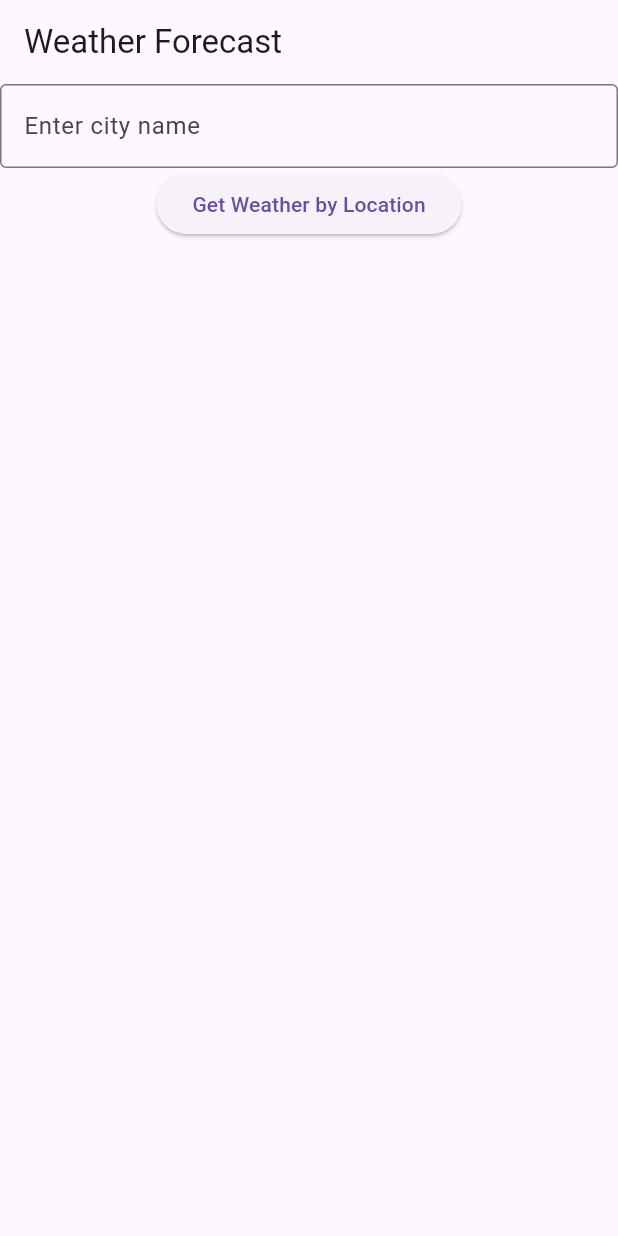
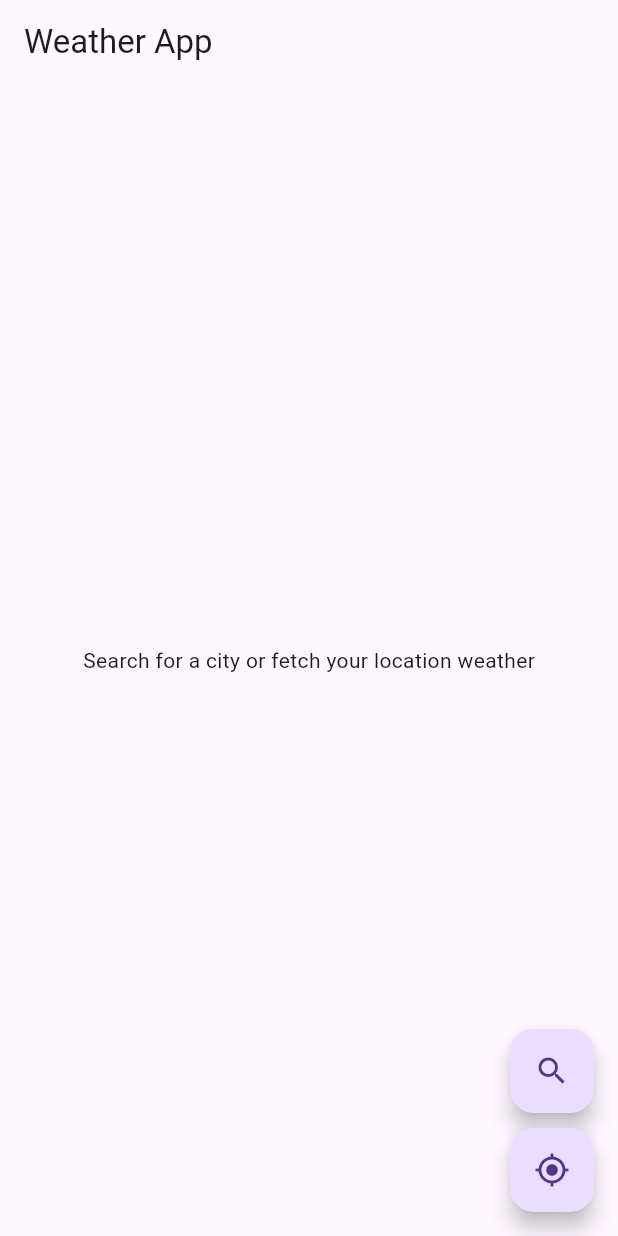
Before and after one commit to Weber-droid/weather-app, a Flutter app: the screen it shows after launch, on a phone screen of 412 x 824 dp. Run offline on Flutter 3.47's test engine with Material 3 defaults, Android fonts, the phone set to English and light mode, and no system bars; our stand-ins replace geolocator.

Commit message:
Bug fixes

```diff
--- a/weather_app/lib/main.dart
+++ b/weather_app/lib/main.dart
@@ -5,22 +5,9 @@ import 'screens/home_screen.dart';
 
 void main() {
   runApp(
-    MultiProvider(
-      providers: [
-        ChangeNotifierProvider(create: (_) => WeatherProvider()),
-      ],
-      child: MyApp(),
+    ChangeNotifierProvider(
+      create: (_) => WeatherProvider(),
+      child: MaterialApp(debugShowCheckedModeBanner: false, home: HomeScreen()),
     ),
   );
 }
-
-class MyApp extends StatelessWidget {
-  @override
-  Widget build(BuildContext context) {
-    return MaterialApp(
-      title: 'Weather Forecast',
-      theme: ThemeData(primarySwatch: Colors.blue),
-      home: HomeScreen(),
-    );
-  }
-}
--- /dev/null
+++ b/weather_app/lib/models/weather.dart
@@ -0,0 +1,45 @@
+class Weather {
+  final String city;
+  final double temperature;
+  final String description;
+  final String icon;
+  final List<Forecast> forecast;
+
+  Weather({
+    required this.city,
+    required this.temperature,
+    required this.description,
+    required this.icon,
+    required this.forecast,
+  });
+
+  factory Weather.fromJson(Map<String, dynamic> json) {
+    List<Forecast> forecastData = (json['list'] as List)
+        .map((e) => Forecast.fromJson(e))
+        .toList();
+
+    return Weather(
+      city: json['city']['name'],
+      temperature: json['list'][0]['main']['temp'].toDouble(),
+      description: json['list'][0]['weather'][0]['description'],
+      icon: json['list'][0]['weather'][0]['icon'],
+      forecast: forecastData,
+    );
+  }
+}
+
+class Forecast {
+  final DateTime date;
+  final double temperature;
+  final String icon;
+
+  Forecast({required this.date, required this.temperature, required this.icon});
+
+  factory Forecast.fromJson(Map<String, dynamic> json) {
+    return Forecast(
+      date: DateTime.parse(json['dt_txt']),
+      temperature: json['main']['temp'].toDouble(),
+      icon: json['weather'][0]['icon'],
+    );
+  }
+}
--- a/weather_app/lib/models/weather_model.dart
+++ /dev/null
@@ -1,27 +0,0 @@
-class Weather {
-  final String cityName;
-  final double temperature;
-  final String condition;
-  final String icon;
-  final List<DailyForecast> forecast;
-
-  Weather({
-    required this.cityName,
-    required this.temperature,
-    required this.condition,
-    required this.icon,
-    required this.forecast,
-  });
-}
-
-class DailyForecast {
-  final String day;
-  final double temperature;
-  final String icon;
-
-  DailyForecast({
-    required this.day,
-    required this.temperature,
-    required this.icon,
-  });
-}
--- a/weather_app/lib/screens/home_screen.dart
+++ b/weather_app/lib/screens/home_screen.dart
@@ -1,9 +1,8 @@
 import 'package:flutter/material.dart';
 import 'package:provider/provider.dart';
 import '../providers/weather_provider.dart';
-import '../widgets/search_bar.dart';
-import '../widgets/weather_icon.dart';
-import '../widgets/forecast_list.dart';
+import '../widgets/weather_card.dart';
+import 'search_screen.dart';
 
 class HomeScreen extends StatelessWidget {
   @override
@@ -11,27 +10,26 @@ class HomeScreen extends StatelessWidget {
     final weatherProvider = Provider.of<WeatherProvider>(context);
 
     return Scaffold(
-      appBar: AppBar(title: Text('Weather Forecast')),
-      body: Column(
+      appBar: AppBar(title: Text('Weather App')),
+      body: weatherProvider.isLoading
+          ? Center(child: CircularProgressIndicator())
+          : weatherProvider.weather != null
+              ? WeatherCard(weather: weatherProvider.weather!)
+              : Center(child: Text('Search for a city or fetch your location weather')),
+      floatingActionButton: Column(
+        mainAxisAlignment: MainAxisAlignment.end,
         children: [
-          SearchBarr(onSearch: weatherProvider.fetchWeatherByCity),
-          ElevatedButton(
+          FloatingActionButton(
+            heroTag: 'search',
+            child: Icon(Icons.search),
+            onPressed: () => Navigator.push(context, MaterialPageRoute(builder: (_) => SearchScreen())),
+          ),
+          SizedBox(height: 10),
+          FloatingActionButton(
+            heroTag: 'location',
+            child: Icon(Icons.my_location),
             onPressed: weatherProvider.fetchWeatherByLocation,
-            child: Text('Get Weather by Location'),
           ),
-          if (weatherProvider.isLoading)
-            CircularProgressIndicator()
-          else if (weatherProvider.weather != null)
-            Expanded(
-              child: Column(
-                children: [
-                  Text(weatherProvider.weather!.cityName),
-                  Text('${weatherProvider.weather!.temperature}°C'),
-                  WeatherIcon(iconUrl: weatherProvider.weather!.icon),
-                  ForecastList(forecast: weatherProvider.weather!.forecast),
-                ],
-              ),
-            ),
         ],
       ),
     );
--- a/weather_app/lib/utils/constants.dart
+++ /dev/null
@@ -1,4 +0,0 @@
-class Constants {
-  static const String apiKey = 'YOUR_API_KEY';
-  static const String baseUrl = 'https://api.openweathermap.org/data/2.5';
-}
--- a/weather_app/lib/widgets/forecast_list.dart
+++ /dev/null
@@ -1,26 +0,0 @@
-import 'package:flutter/material.dart';
-import '../models/weather_model.dart';
-import 'weather_icon.dart';
-
-class ForecastList extends StatelessWidget {
-  final List<DailyForecast> forecast;
-
-  const ForecastList({required this.forecast});
-
-  @override
-  Widget build(BuildContext context) {
-    return ListView.builder(
-      shrinkWrap: true,
-      physics: NeverScrollableScrollPhysics(), // Disable scrolling
-      itemCount: forecast.length,
-      itemBuilder: (context, index) {
-        final dailyForecast = forecast[index];
-        return ListTile(
-          leading: WeatherIcon(iconUrl: dailyForecast.icon),
-          title: Text(dailyForecast.day),
-          subtitle: Text('${dailyForecast.temperature.toStringAsFixed(1)}°C'),
-        );
-      },
-    );
-  }
-}
--- a/weather_app/lib/widgets/search_bar.dart
+++ /dev/null
@@ -1,18 +0,0 @@
-import 'package:flutter/material.dart';
-
-class SearchBarr extends StatelessWidget {
-  final Function(String) onSearch;
-
-  const SearchBarr({required this.onSearch});
-
-  @override
-  Widget build(BuildContext context) {
-    return TextField(
-      decoration: InputDecoration(
-        hintText: 'Enter city name',
-        border: OutlineInputBorder(),
-      ),
-      onSubmitted: onSearch,
-    );
-  }
-}
--- a/weather_app/pubspec.yaml
+++ b/weather_app/pubspec.yaml
@@ -35,12 +35,13 @@ dependencies:
   # Use with the CupertinoIcons class for iOS style icons.
   cupertino_icons: ^1.0.8
   http: ^1.3.0
-  geolocator: ^13.0.2
+  geolocator: ^10.0.0
   provider: ^6.1.2
 
 dev_dependencies:
   flutter_test:
     sdk: flutter
+
 
   # The "flutter_lints" package below contains a set of recommended lints to
   # encourage good coding practices. The lint set provided by the package is
```
Also changed, not shown: weather_app/lib/providers/weather_provider.dart (+26 -23 lines), weather_app/lib/screens/search_screen.dart (added, +34 -0 lines), weather_app/lib/services/location_service.dart (deleted, +0 -20 lines), weather_app/lib/services/weather_service.dart (+17 -31 lines), weather_app/lib/widgets/weather_card.dart (added, +20 -0 lines), weather_app/lib/widgets/weather_icon.dart (deleted, +0 -16 lines), weather_app/pubspec.lock, 2 other files.
